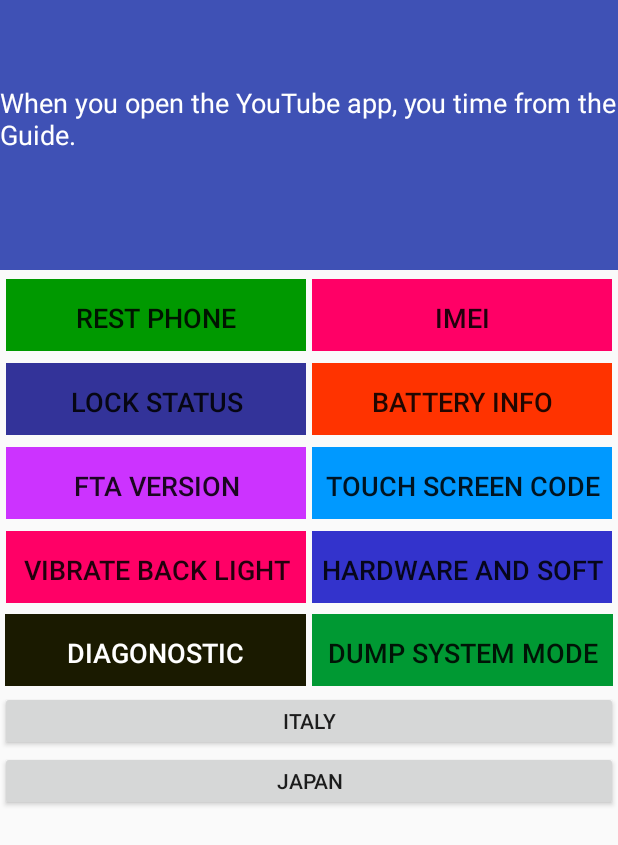
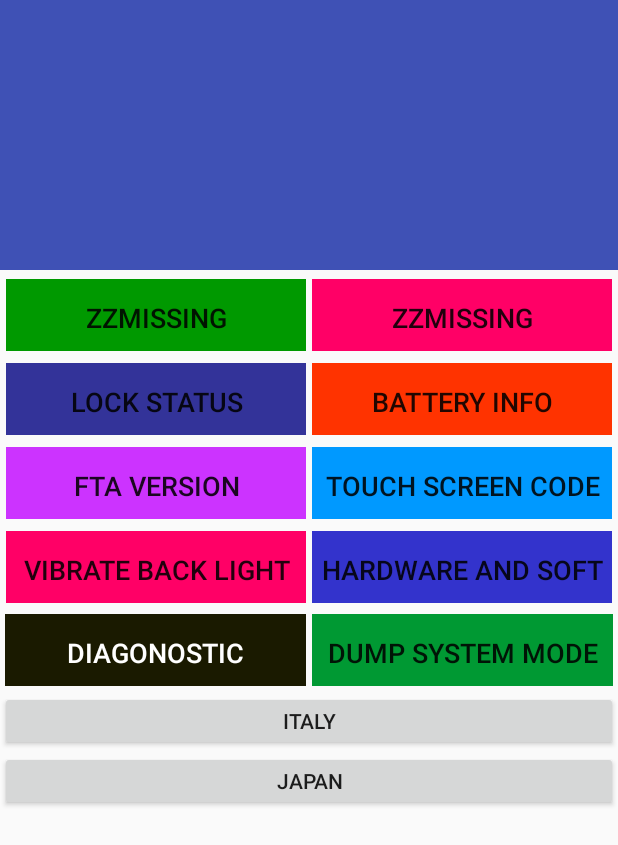
Before and after one commit to chistyinfo/AndroidSurgery, an Android app: the layout activity_scrolling.xml on its own in the app's theme, with its tools: preview values and no code run, on a phone screen of 412 x 824 dp. Shown: the top 845 px of the screen. Run offline under Robolectric (Android 15) with nearby library versions, the light colour scheme and no system bars.

```diff
--- a/app/src/main/res/layout/activity_scrolling.xml
+++ b/app/src/main/res/layout/activity_scrolling.xml
@@ -27,14 +27,20 @@
                 android:layout_width="match_parent"
                 android:layout_height="?attr/actionBarSize"
                 app:layout_collapseMode="pin"
-                app:popupTheme="@style/AppTheme.PopupOverlay" />
+                app:popupTheme="@style/AppTheme.PopupOverlay">
 
-            <TextView
-                android:layout_width="wrap_content"
-                android:layout_height="wrap_content"
-                android:text="@string/sample_youtube_app"
-                android:textColor="#ffff"
-                android:textSize="@dimen/text_size" />
+
+            </android.support.v7.widget.Toolbar>
+
+
+
+
+
+           <!--<TextView-->
+                <!--android:layout_width="match_parent"-->
+                <!--android:layout_height="wrap_content"-->
+            <!--android:text="@string/app_name"-->
+            <!--android:textSize="25sp"/>-->
 
         </android.support.design.widget.CollapsingToolbarLayout>
     </android.support.design.widget.AppBarLayout>
--- a/app/src/main/res/layout/content_scrolling.xml
+++ b/app/src/main/res/layout/content_scrolling.xml
@@ -31,7 +31,7 @@
                     android:background="#009900"
                     android:src="@mipmap/ic_launcher"
                     android:id="@+id/button1"
-                    android:text="Rest phone"
+                    android:text="@string/rest"
                     android:textSize="18sp"
                     android:gravity="center|bottom"
                     android:singleLine="false"
@@ -52,7 +52,7 @@
                     android:layout_height="match_parent"
                     android:id="@+id/button2"
                     android:background="#ff0066"
-                    android:text="IMEI"
+                    android:text="@string/imei"
                     android:textSize="18sp"
                     android:gravity="center|bottom"
                     android:singleLine="false"
--- a/app/src/main/res/values/strings.xml
+++ b/app/src/main/res/values/strings.xml
@@ -1,8 +1,3 @@
 <resources>
     <string name="app_name">Android Surgery</string>
-    <string name="action_settings">Change The Lenguage</string>
-    <string name="dialog_title">Do you want reset you phone?</string>
-    <string name="dialog_message">Factory reset means its make your phone as like new one</string>
-    <string name="imei">Factory reset means its make your phone *#06# as like new one</string>
-    <string name="sample_youtube_app">When you open the YouTube app, you time from the Guide.</string>
 </resources>
```
Also changed, not shown: app/src/main/java/androidsurgery/greendustbd/androidsurgery/ScrollingActivity.java (+18 -13 lines), 2 other files.
